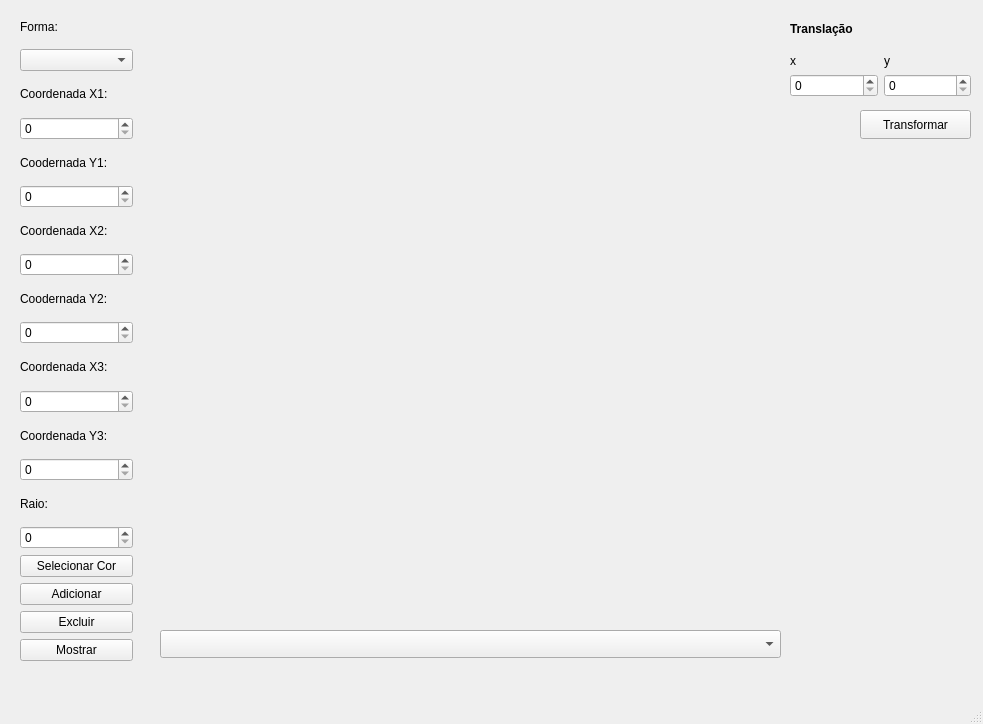
The window that mainwindow.ui (WallaceJunior14/computer-graphics) describes before a commit, drawn with Qt 5.
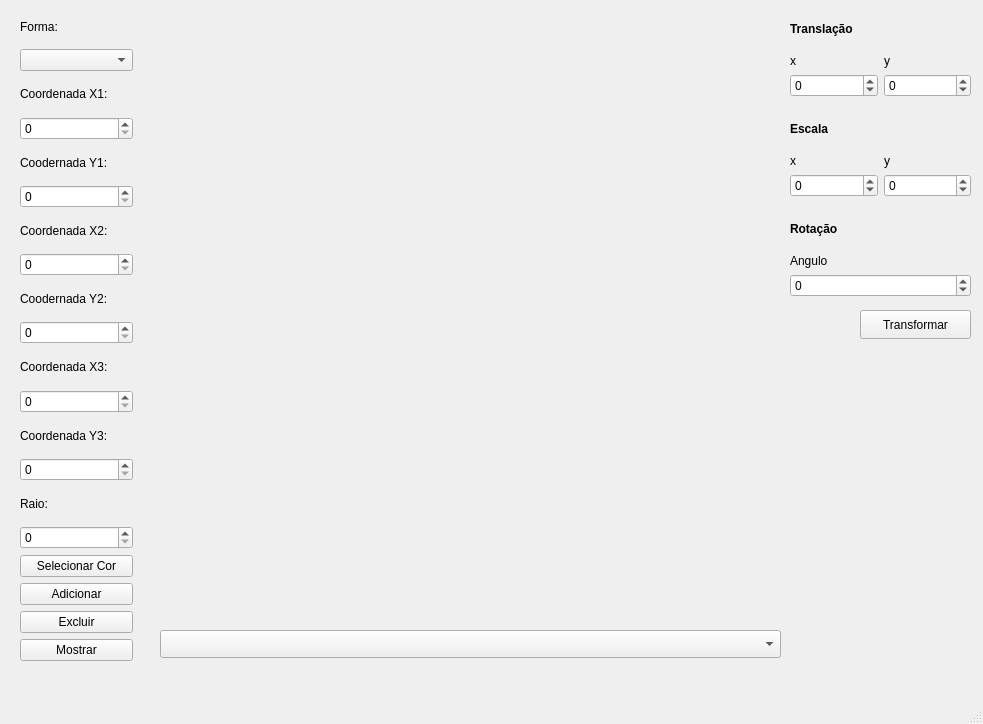
The same window after the commit. Custom widgets are drawn as their Qt base class.

Commit message: Adiciona a escala e rotacao na mainwindows

Diff of the .ui file:
```diff
--- a/mainwindow.ui
+++ b/mainwindow.ui
@@ -200,7 +200,7 @@
     <property name="geometry">
      <rect>
       <x>860</x>
-      <y>110</y>
+      <y>310</y>
       <width>111</width>
       <height>29</height>
      </rect>
@@ -209,7 +209,7 @@
      <string>Transformar</string>
     </property>
    </widget>
-   <widget class="QWidget" name="">
+   <widget class="QWidget" name="layoutWidget">
     <property name="geometry">
      <rect>
       <x>790</x>
@@ -234,10 +234,18 @@
      <item>
       <layout class="QGridLayout" name="gridLayout">
        <item row="1" column="0">
-        <widget class="QSpinBox" name="spinTranslacaoX"/>
+        <widget class="QSpinBox" name="spinTranslacaoX">
+         <property name="minimum">
+          <number>-99</number>
+         </property>
+        </widget>
        </item>
        <item row="1" column="1">
-        <widget class="QSpinBox" name="spinTranslacaoY"/>
+        <widget class="QSpinBox" name="spinTranslacaoY">
+         <property name="minimum">
+          <number>-99</number>
+         </property>
+        </widget>
        </item>
        <item row="0" column="0">
         <widget class="QLabel" name="lblTranslacaoX">
@@ -257,6 +265,104 @@
      </item>
     </layout>
    </widget>
+   <widget class="QWidget" name="layoutWidget_2">
+    <property name="geometry">
+     <rect>
+      <x>790</x>
+      <y>110</y>
+      <width>181</width>
+      <height>87</height>
+     </rect>
+    </property>
+    <layout class="QVBoxLayout" name="verticalLayout_3">
+     <item>
+      <widget class="QLabel" name="lblEscala">
+       <property name="font">
+        <font>
+         <bold>true</bold>
+        </font>
+       </property>
+       <property name="text">
+        <string>Escala</string>
+       </property>
+      </widget>
+     </item>
+     <item>
+      <layout class="QGridLayout" name="gridLayout_2">
+       <item row="1" column="0">
+        <widget class="QSpinBox" name="spinEscalaY">
+         <property name="minimum">
+          <number>-99</number>
+         </property>
+        </widget>
+       </item>
+       <item row="1" column="1">
+        <widget class="QSpinBox" name="spinEscalaX">
+         <property name="minimum">
+          <number>-99</number>
+         </property>
+        </widget>
+       </item>
+       <item row="0" column="0">
+        <widget class="QLabel" name="lblEscalaX">
+         <property name="text">
+          <string>x</string>
+         </property>
+        </widget>
+       </item>
+       <item row="0" column="1">
+        <widget class="QLabel" name="lblEscalaY">
+         <property name="text">
+          <string>y</string>
+         </property>
+        </widget>
+       </item>
+      </layout>
+     </item>
+    </layout>
+   </widget>
+   <widget class="QWidget" name="layoutWidget_3">
+    <property name="geometry">
+     <rect>
+      <x>790</x>
+      <y>210</y>
+      <width>181</width>
+      <height>87</height>
+     </rect>
+    </property>
+    <layout class="QVBoxLayout" name="verticalLayout_4">
+     <item>
+      <widget class="QLabel" name="lblRotacao">
+       <property name="font">
+        <font>
+         <bold>true</bold>
+        </font>
+       </property>
+       <property name="text">
+        <string>Rotação</string>
+       </property>
+      </widget>
+     </item>
+     <item>
+      <layout class="QGridLayout" name="gridLayout_3">
+       <item row="1" column="0">
+        <widget class="QSpinBox" name="spinRotacao">
+         <property name="minimum">
+          <number>-99</number>
+         </property>
+        </widget>
+       </item>
+       <item row="0" column="0">
+        <widget class="QLabel" name="lblRotacao_2">
+         <property name="text">
+          <string>Angulo</string>
+         </property>
+        </widget>
+       </item>
+      </layout>
+     </item>
+    </layout>
+   </widget>
   </widget>
   <widget class="QMenuBar" name="menubar">
    <property name="geometry">
```
The commit also changes 2 other files.
